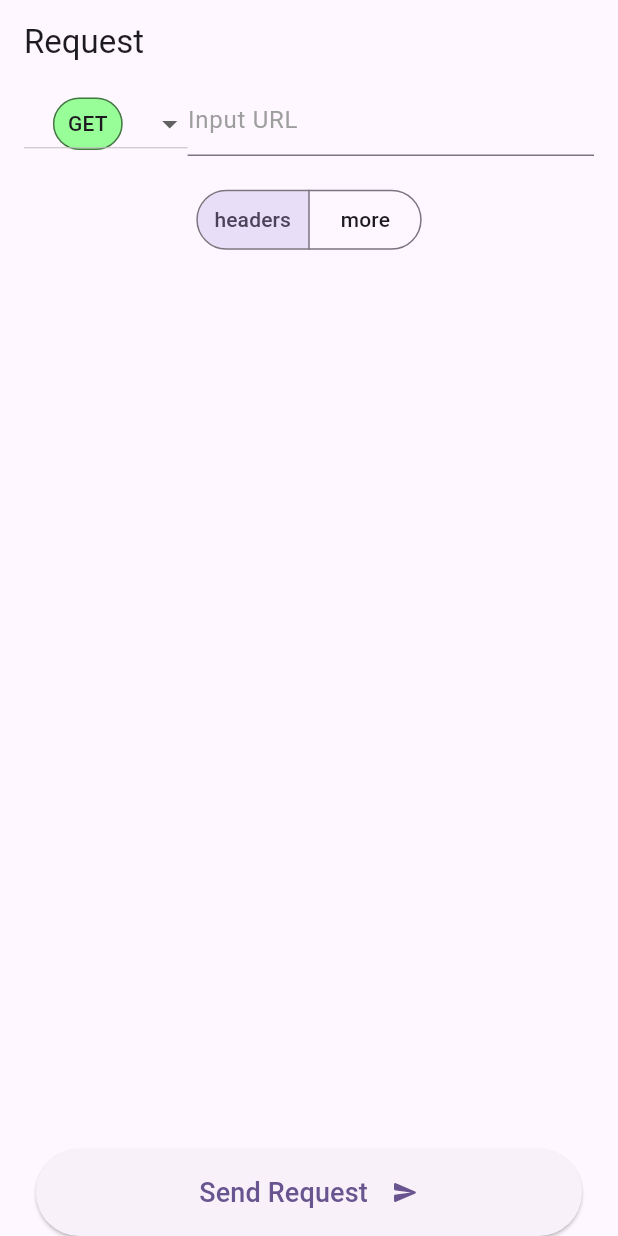
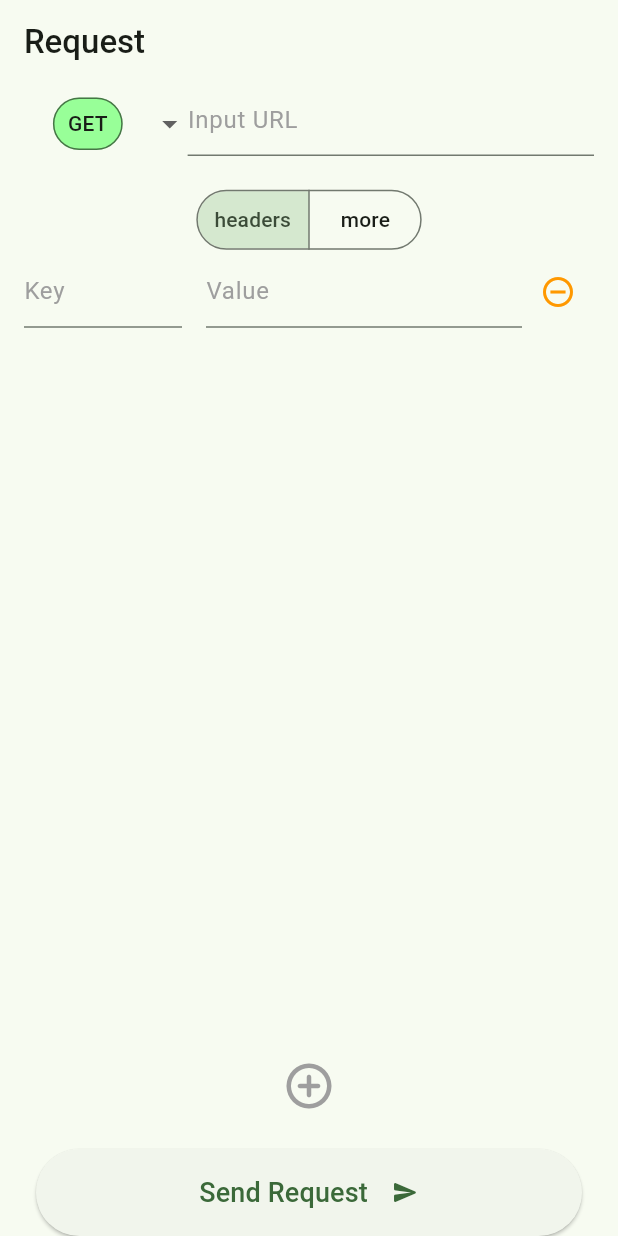
Before and after one commit to DaehunGwak/flutter-toys, a Flutter app: the screen it shows after launch, on a phone screen of 412 x 824 dp. Run offline on Flutter 3.47's test engine with Material 3 defaults, Android fonts, the phone set to English and light mode, and no system bars; our stand-ins replace dio; missing offline and left inert: flutter_gemma.

Commit message:
api-test: feat: header input ui 추가

```diff
--- a/api_tester/lib/features/request/view/layout/option_input_layout.dart
+++ b/api_tester/lib/features/request/view/layout/option_input_layout.dart
@@ -1,6 +1,8 @@
 import 'package:flutter/material.dart';
 
 import '../type/request_option_type.dart';
+import '../widget/header_add_button.dart';
+import '../widget/header_input_list_view.dart';
 import '../widget/option_segmented_button.dart';
 
 class OptionInputLayout extends StatelessWidget {
@@ -8,11 +10,19 @@ class OptionInputLayout extends StatelessWidget {
     super.key,
     required this.option,
     required this.onOptionSelectionChanged,
+    required this.headerKeyControllers,
+    required this.headerValueControllers,
+    required this.onHeaderAddPressed,
+    required this.onHeaderRemovePressed,
   });
 
   final RequestOptionType option;
   final void Function(Set<RequestOptionType> newOptions)
       onOptionSelectionChanged;
+  final List<TextEditingController> headerKeyControllers;
+  final List<TextEditingController> headerValueControllers;
+  final void Function() onHeaderAddPressed;
+  final void Function(int index) onHeaderRemovePressed;
 
   @override
   Widget build(BuildContext context) {
@@ -22,6 +32,20 @@ class OptionInputLayout extends StatelessWidget {
           option: option,
           onSelectionChanged: onOptionSelectionChanged,
         ),
+        if (option == RequestOptionType.headers) ...[
+          Expanded(
+            child: HeaderInputsListView(
+              keyControllers: headerKeyControllers,
+              valueControllers: headerValueControllers,
+              onRemovePressed: onHeaderRemovePressed,
+            ),
+          ),
+          HeaderAddButton(
+            onPressed: onHeaderAddPressed,
+          ),
+        ] else
+          const Text('Developing... 😂'),
+        const SizedBox(height: 16.0)
       ],
     );
   }
--- a/api_tester/lib/features/request/view/layout/bottom_request_layout.dart
+++ b/api_tester/lib/features/request/view/layout/request_bottom_layout.dart
@@ -1,7 +1,7 @@
 import 'package:flutter/material.dart';
 
-class BottomRequestLayout extends StatelessWidget {
-  const BottomRequestLayout({super.key});
+class RequestBottomLayout extends StatelessWidget {
+  const RequestBottomLayout({super.key});
 
   @override
   Widget build(BuildContext context) {
--- a/api_tester/lib/features/request/view/request_page.dart
+++ b/api_tester/lib/features/request/view/request_page.dart
@@ -1,9 +1,8 @@
 import 'package:flutter/material.dart';
 
-import '../model/request.dart';
-import 'layout/bottom_request_layout.dart';
 import 'layout/method_url_layout.dart';
 import 'layout/option_input_layout.dart';
+import 'layout/request_bottom_layout.dart';
 import 'type/method_ui_type.dart';
 import 'type/request_option_type.dart';
 
@@ -16,16 +15,36 @@ class RequestPage extends StatefulWidget {
 
 class _RequestPageState extends State<RequestPage> {
   final _urlFieldController = TextEditingController();
+  final List<TextEditingController> _headerKeyControllers = [
+    TextEditingController()
+  ];
+  final List<TextEditingController> _headerValueControllers = [
+    TextEditingController()
+  ];
 
-  final RequestHeaders _headers = {};
   MethodUiType _selectedMethod = MethodUiType.get;
   RequestOptionType _selectedOption = RequestOptionType.headers;
+
+  @override
+  void dispose() {
+    _urlFieldController.dispose();
+    for (var controller in _headerKeyControllers) {
+      controller.dispose();
+    }
+    for (var controller in _headerValueControllers) {
+      controller.dispose();
+    }
+    super.dispose();
+  }
 
   @override
   Widget build(BuildContext context) {
     return Scaffold(
       appBar: AppBar(
-        title: const Text('Request'),
+        title: const Text(
+          'Request',
+          style: TextStyle(fontWeight: FontWeight.w500),
+        ),
       ),
       body: SafeArea(
         child: Padding(
@@ -41,18 +60,31 @@ class _RequestPageState extends State<RequestPage> {
                 urlController: _urlFieldController,
               ),
               const SizedBox(height: 16.0),
-              OptionInputLayout(
-                option: _selectedOption,
-                onOptionSelectionChanged: (newOptions) {
-                  _selectedOption = newOptions.first;
-                  setState(() {});
-                },
+              Expanded(
+                child: OptionInputLayout(
+                    option: _selectedOption,
+                    onOptionSelectionChanged: (newOptions) {
+                      _selectedOption = newOptions.first;
+                      setState(() {});
+                    },
+                    headerKeyControllers: _headerKeyControllers,
+                    headerValueControllers: _headerValueControllers,
+                    onHeaderAddPressed: () {
+                      _headerKeyControllers.add(TextEditingController());
+                      _headerValueControllers.add(TextEditingController());
+                      setState(() {});
+                    },
+                    onHeaderRemovePressed: (int index) {
+                      _headerKeyControllers.removeAt(index);
+                      _headerValueControllers.removeAt(index);
+                      setState(() {});
+                    }),
               ),
             ],
           ),
         ),
       ),
-      bottomNavigationBar: const BottomRequestLayout(),
+      bottomNavigationBar: const RequestBottomLayout(),
     );
   }
 }
--- /dev/null
+++ b/api_tester/lib/features/request/view/widget/header_add_button.dart
@@ -0,0 +1,26 @@
+import 'package:flutter/material.dart';
+
+class HeaderAddButton extends StatelessWidget {
+  const HeaderAddButton({
+    super.key,
+    required this.onPressed,
+  });
+
+  final void Function() onPressed;
+
+  @override
+  Widget build(BuildContext context) {
+    return IconButton(
+      padding: const EdgeInsets.symmetric(
+        horizontal: 128.0,
+        vertical: 8.0,
+      ),
+      icon: const Icon(
+        Icons.add_circle_outline_rounded,
+        color: Colors.grey,
+      ),
+      iconSize: 36.0,
+      onPressed: onPressed,
+    );
+  }
+}
--- /dev/null
+++ b/api_tester/lib/features/request/view/widget/header_input_list_view.dart
@@ -0,0 +1,55 @@
+import 'package:flutter/material.dart';
+
+class HeaderInputsListView extends StatelessWidget {
+  const HeaderInputsListView({
+    super.key,
+    required this.keyControllers,
+    required this.valueControllers,
+    required this.onRemovePressed,
+  });
+
+  final List<TextEditingController> keyControllers;
+  final List<TextEditingController> valueControllers;
+  final void Function(int index) onRemovePressed;
+
+  @override
+  Widget build(BuildContext context) {
+    return ListView.separated(
+      itemCount: keyControllers.length,
+      itemBuilder: (_, index) => Row(
+        crossAxisAlignment: CrossAxisAlignment.end,
+        children: [
+          Flexible(
+            flex: 1,
+            child: TextField(
+              controller: keyControllers[index],
+              maxLines: null,
+              decoration: const InputDecoration(
+                hintStyle: TextStyle(color: Colors.grey),
+                hintText: 'Key',
+              ),
+            ),
+          ),
+          const SizedBox(width: 16.0),
+          Flexible(
+            flex: 2,
+            child: TextField(
+              controller: valueControllers[index],
+              maxLines: null,
+              decoration: const InputDecoration(
+                hintStyle: TextStyle(color: Colors.grey),
+                hintText: 'Value',
+              ),
+            ),
+          ),
+          IconButton(
+            color: Colors.orange,
+            icon: const Icon(Icons.remove_circle_outline_outlined),
+            onPressed: () => onRemovePressed(index),
+          )
+        ],
+      ),
+      separatorBuilder: (_, __) => const SizedBox(height: 12.0),
+    );
+  }
+}
--- a/api_tester/lib/features/request/view/widget/method_dropdown_button.dart
+++ b/api_tester/lib/features/request/view/widget/method_dropdown_button.dart
@@ -16,6 +16,8 @@ class MethodDropdownButton extends StatelessWidget {
   Widget build(BuildContext context) {
     return DropdownButton(
       alignment: AlignmentDirectional.center,
+      elevation: 1,
+      underline: const SizedBox.shrink(),
       value: method,
       onChanged: onChanged,
       items: MethodUiType.values
--- a/api_tester/lib/main.dart
+++ b/api_tester/lib/main.dart
@@ -14,7 +14,7 @@ class MyApp extends StatelessWidget {
     return MaterialApp(
       title: 'Apiiiiii',
       theme: ThemeData(
-        colorScheme: ColorScheme.fromSeed(seedColor: Colors.deepPurple),
+        colorScheme: ColorScheme.fromSeed(seedColor: Colors.green),
         useMaterial3: true,
       ),
       home: const RequestPage(),
```
